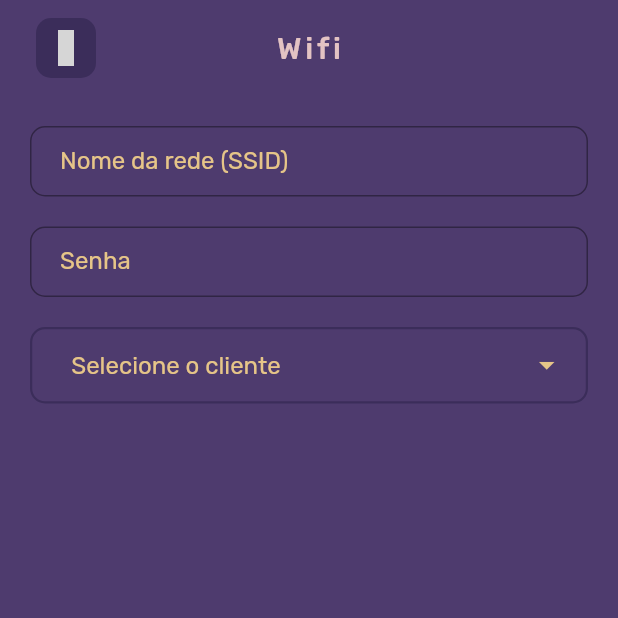
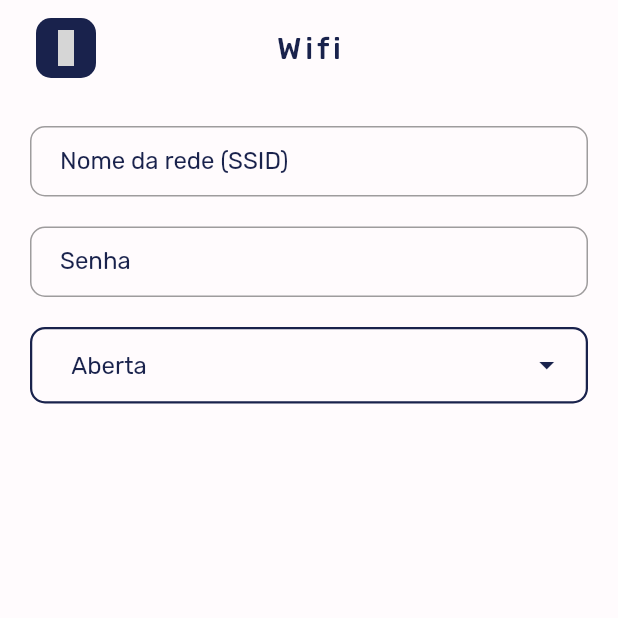
Before and after one commit to renankanu/app_rkode, a Flutter app: the screen it shows after launch, after a tap on "Wifi", on a phone screen of 412 x 824 dp, the top half of it. Run offline on Flutter 3.47's test engine with Material 2 defaults, Android fonts, the light colour scheme and no system bars; our stand-ins replace eva_icons_flutter, get, google_fonts; grey boxes are pictures that could not be loaded.

Commit message:
refactor: change color

```diff
--- a/lib/app/modules/home/views/home_view.dart
+++ b/lib/app/modules/home/views/home_view.dart
@@ -22,7 +22,7 @@ class HomeView extends GetView<HomeController> {
               style: TextStyle(
                 fontSize: 42,
                 fontWeight: FontWeight.bold,
-                color: BaseColor.goldSand,
+                color: BaseColor.bunting,
               ),
             ),
             const SizedBox(height: 48),
--- a/lib/app/modules/wifi/controllers/wifi_controller.dart
+++ b/lib/app/modules/wifi/controllers/wifi_controller.dart
@@ -1,3 +1,21 @@
 import 'package:get/get.dart';
 
-class WifiController extends GetxController {}
+class WifiController extends GetxController {
+  final Rx<String> _wifiSecurity = ''.obs;
+
+  String get wifiSecurity => _wifiSecurity.value;
+
+  set wifiSecurity(String value) => _wifiSecurity.value = value;
+
+  List<String> wifiSecurityList = [
+    'Aberta',
+    'WEP',
+    'WPA/WPA2',
+  ];
+
+  @override
+  void onInit() {
+    wifiSecurity = wifiSecurityList[0];
+    super.onInit();
+  }
+}
--- a/lib/app/modules/wifi/views/wifi_view.dart
+++ b/lib/app/modules/wifi/views/wifi_view.dart
@@ -1,5 +1,3 @@
-import 'dart:developer';
-
 import 'package:flutter/material.dart';
 import 'package:get/get.dart';
 
@@ -41,33 +39,41 @@ class WifiView extends GetView<WifiController> {
                   decoration: BoxDecoration(
                     borderRadius: BorderRadius.circular(10),
                     border: Border.all(
-                      color: BaseColor.martinique,
+                      color: BaseColor.bunting,
                       width: 1.5,
                     ),
                   ),
-                  child: DropdownButtonHideUnderline(
+                  child: Obx(
+                    () => DropdownButtonHideUnderline(
                       child: ButtonTheme(
                         alignedDropdown: true,
                         child: DropdownButton<String>(
+                          value: controller.wifiSecurity,
                           hint: const Text(
-                          'Selecione o cliente',
+                            'Aberta',
                             style: TextStyle(
-                            color: BaseColor.goldSand,
+                              color: BaseColor.bunting,
                             ),
                           ),
                           underline: const SizedBox.shrink(),
-                        iconEnabledColor: BaseColor.goldSand,
-                        items: ['teste', 'teste2']
+                          iconEnabledColor: BaseColor.bunting,
+                          items: controller.wifiSecurityList
                               .map<DropdownMenuItem<String>>(
-                              (e) => DropdownMenuItem<String>(
-                                value: e,
-                                child: Text(e),
+                                (wifiSecurity) => DropdownMenuItem<String>(
+                                  value: wifiSecurity,
+                                  child: Text(
+                                    wifiSecurity,
+                                    style: const TextStyle(
+                                      color: BaseColor.bunting,
+                                    ),
+                                  ),
                                 ),
                               )
                               .toList(),
-                        onChanged: (name) {
-                          log(name!);
+                          onChanged: (wifiSecurity) {
+                            controller.wifiSecurity = wifiSecurity!;
                           },
+                        ),
                       ),
                     ),
                   ),
--- a/lib/app/shared/base_color.dart
+++ b/lib/app/shared/base_color.dart
@@ -3,8 +3,11 @@ import 'package:flutter/material.dart';
 class BaseColor {
   BaseColor._();
 
-  static const martinique = Color(0xFF3B2D5A);
-  static const eastBay = Color(0xFF4E3B6E);
-  static const goldSand = Color(0xFFE6C588);
-  static const cavernPink = Color(0xFFE3C3C3);
+  static const tutu = Color(0xFFFFFBFD);
+  static const frostedMint = Color(0xFFD8FFF2);
+  static const goldenrod = Color(0xFFFCDB66);
+  static const mossGreen = Color(0xFFB8DEB6);
+  static const bunting = Color(0xFF19224C);
+  static const tanHide = Color(0xFFF6895A);
+  static const azalea = Color(0xFFF5BFC8);
 }
--- a/lib/app/shared/widgets/base_app_bar.dart
+++ b/lib/app/shared/widgets/base_app_bar.dart
@@ -26,7 +26,7 @@ class BaseAppBar extends StatelessWidget {
               height: 40,
               decoration: BoxDecoration(
                 borderRadius: BorderRadius.circular(10),
-                color: BaseColor.martinique,
+                color: BaseColor.bunting,
               ),
               child: InkWell(
                 onTap: () => Get.back(),
@@ -35,7 +35,7 @@ class BaseAppBar extends StatelessWidget {
                 ),
                 child: const Icon(
                   EvaIcons.arrowIosBack,
-                  color: BaseColor.goldSand,
+                  color: BaseColor.bunting,
                 ),
               ),
             ),
@@ -43,7 +43,7 @@ class BaseAppBar extends StatelessWidget {
               child: Text(
                 title,
                 style: Get.textTheme.headline6!.copyWith(
-                  color: BaseColor.cavernPink,
+                  color: BaseColor.bunting,
                   fontWeight: FontWeight.w500,
                   letterSpacing: 2.5,
                 ),
--- a/lib/app/shared/widgets/base_button.dart
+++ b/lib/app/shared/widgets/base_button.dart
@@ -23,7 +23,7 @@ class BaseButton extends StatelessWidget {
         width: double.infinity,
         decoration: BoxDecoration(
           borderRadius: BorderRadius.circular(10),
-          color: BaseColor.martinique,
+          color: BaseColor.tanHide,
         ),
         child: InkWell(
           onTap: onPressed,
--- a/lib/app/shared/widgets/base_text_field.dart
+++ b/lib/app/shared/widgets/base_text_field.dart
@@ -25,12 +25,12 @@ class BaseTextField extends StatelessWidget {
         focusedBorder: OutlineInputBorder(
           borderRadius: BorderRadius.circular(10),
           borderSide: const BorderSide(
-            color: BaseColor.goldSand,
+            color: BaseColor.bunting,
           ),
         ),
         labelText: labelText,
         labelStyle: const TextStyle(
-          color: BaseColor.goldSand,
+          color: BaseColor.bunting,
         ),
       ),
     );
--- a/lib/app/theme/base_theme.dart
+++ b/lib/app/theme/base_theme.dart
@@ -8,8 +8,8 @@ class BaseTheme {
 
   static ThemeData get darkTheme {
     return ThemeData(
-      primaryColor: BaseColor.martinique,
-      scaffoldBackgroundColor: BaseColor.eastBay,
+      primaryColor: BaseColor.bunting,
+      scaffoldBackgroundColor: BaseColor.tutu,
       textTheme: GoogleFonts.rubikTextTheme(),
     );
   }
```
Lines whose indentation alone changed are shown as unchanged.
